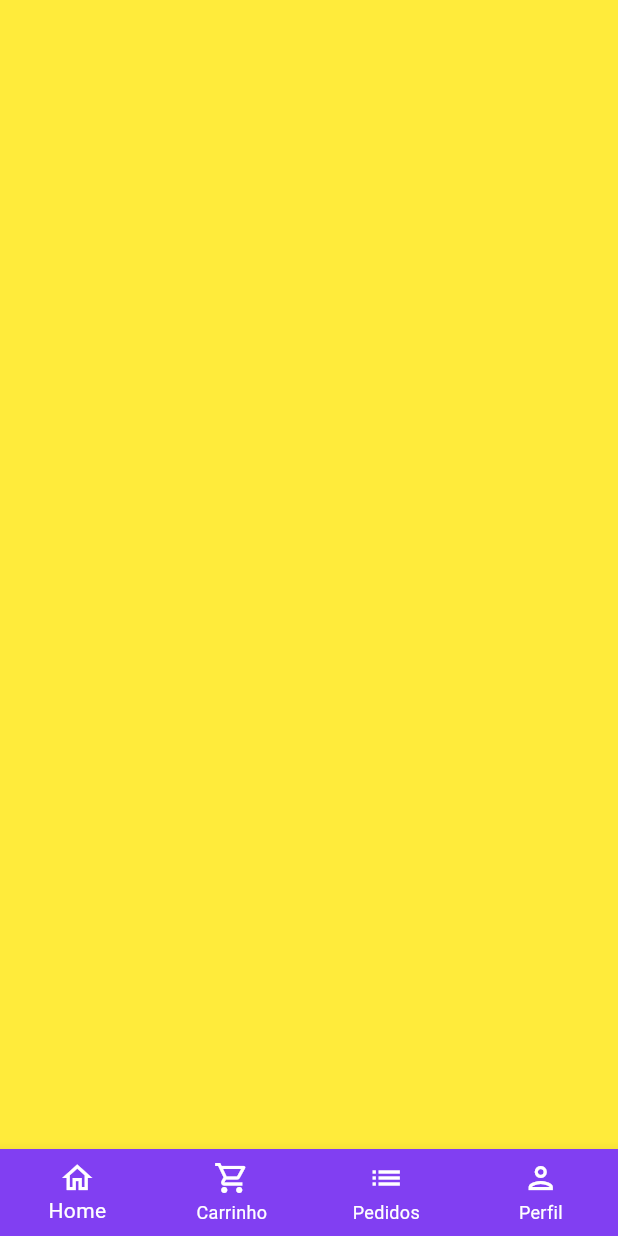
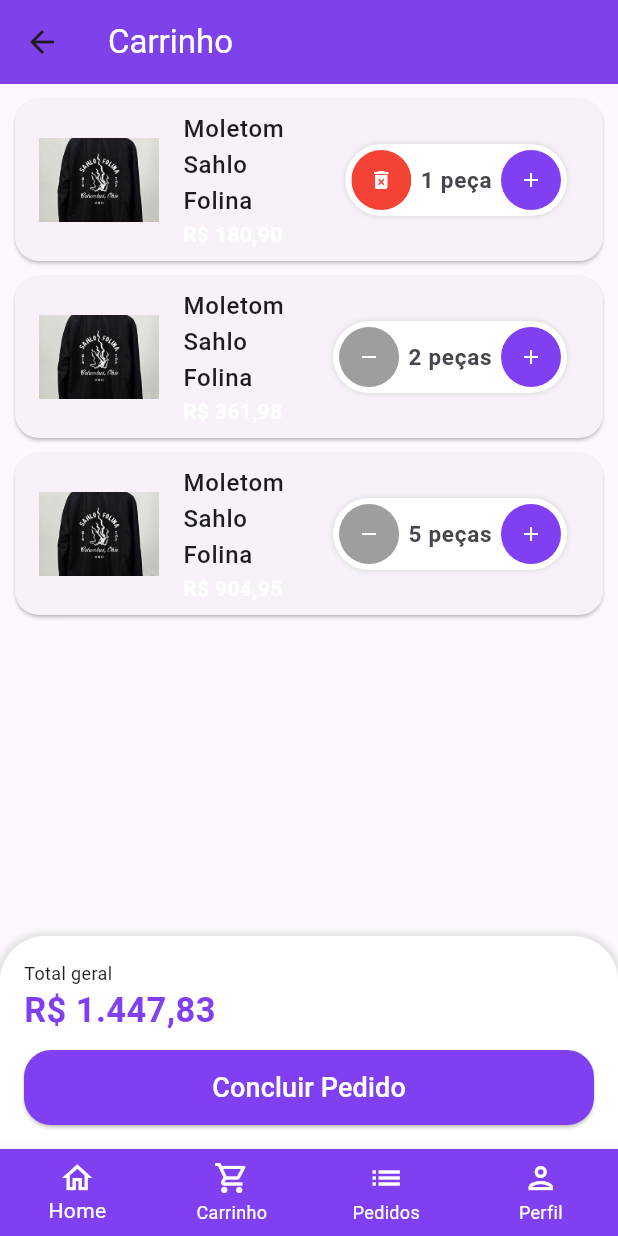
Before and after one commit to Lluis434/APP-Mobile-Catalogo-de-Produtos, a Flutter app: the BaseScreen screen opened directly, swiped to page 2, on a phone screen of 412 x 824 dp. Run offline on Flutter 3.47's test engine with Material 3 defaults, Android fonts, the light colour scheme and no system bars; our stand-ins replace animated_text_kit, flutter_dotenv.

Commit message:
Tela de Carrinho, necessário corrigir cor do preço

```diff
--- a/flutter_app/lib/src/config/app_data.dart
+++ b/flutter_app/lib/src/config/app_data.dart
@@ -1,3 +1,4 @@
+import 'package:catalogo_produtos/src/models/cart_item_model.dart';
 import 'package:catalogo_produtos/src/models/item_model.dart';
 
 final ItemModel moletom1 = ItemModel(
@@ -55,3 +56,17 @@ final List<String> categories = [
   'Sapatos',
   'Vestidos',
 ];
+List<CartItemModel> cartItems = [
+  CartItemModel(
+    item: moletom1,
+    quantity: 1,
+  ),
+  CartItemModel(
+    item: moletom2,
+    quantity: 2,
+  ),
+   CartItemModel(
+    item: moletom2,
+    quantity: 5,
+   ),
+];
--- /dev/null
+++ b/flutter_app/lib/src/models/cart_item_model.dart
@@ -0,0 +1,14 @@
+import 'package:flutter/material.dart';
+import 'package:catalogo_produtos/src/models/item_model.dart';
+
+
+class CartItemModel {
+  final ItemModel item;
+  int quantity;
+
+  CartItemModel({
+    required this.item,
+    required this.quantity,
+  });
+  totalPrice() => item.price * quantity;
+}
--- a/flutter_app/lib/src/pages/base/base_screen.dart
+++ b/flutter_app/lib/src/pages/base/base_screen.dart
@@ -1,3 +1,4 @@
+import 'package:catalogo_produtos/src/pages/cart/cart_tab.dart';
 import 'package:catalogo_produtos/src/pages/home/home_tab.dart';
 import 'package:flutter/material.dart';
 
@@ -19,8 +20,8 @@ class _BaseScreenState extends State<BaseScreen> {
         physics: const NeverScrollableScrollPhysics(),
         controller: pageController,
         children: [
-          HomeTab(),
-          Container(color: Colors.yellow,),
+          const HomeTab(),
+          CartTab(),
           Container(color: Colors.blue,),
           Container(color: Colors.purple,),
         ],
--- /dev/null
+++ b/flutter_app/lib/src/pages/cart/cart_tab.dart
@@ -0,0 +1,143 @@
+import 'package:flutter/material.dart';
+import 'package:catalogo_produtos/src/pages/commom_widgets/cart_tile.dart';
+import 'package:catalogo_produtos/src/services/utils_services.dart';
+import 'package:catalogo_produtos/src/config/custom_colors.dart';
+import 'package:catalogo_produtos/src/config/app_data.dart' as appData;
+import 'package:catalogo_produtos/src/models/cart_item_model.dart';
+
+class CartTab extends StatefulWidget {
+  const CartTab({Key? key}) : super(key: key);
+
+  @override
+  State<CartTab> createState() => _CartTabState();
+}
+
+class _CartTabState extends State<CartTab> {
+  final UtilsServices utilsServices = UtilsServices();
+
+  void removeItemFromCart(CartItemModel cartItem) {
+    setState(() {
+      appData.cartItems.remove(cartItem);
+    });
+  }
+
+  double cartTotalPrice() {
+    double total = 0;
+    for (var item in appData.cartItems) {
+      total += item.totalPrice();
+    }
+    return total;
+  }
+
+  @override
+  Widget build(BuildContext context) {
+    return Scaffold(
+      appBar: AppBar(
+        backgroundColor: Theme.of(context).primaryColor,
+        title: const Text(
+          'Carrinho',
+          style: TextStyle(color: Colors.white),
+        ),
+        elevation: 4, // sombra na AppBar
+      ),
+      body: Column(
+        children: [
+          Expanded(
+            child: ListView.builder(
+              itemCount: appData.cartItems.length,
+              itemBuilder: (_, index) {
+                return CartTile(
+                  cartItem: appData.cartItems[index],
+                  remove: removeItemFromCart,
+                );
+              },
+            ),
+          ),
+          Container(
+            padding: const EdgeInsets.all(16),
+            decoration: BoxDecoration(
+              color: Colors.white,
+              borderRadius: const BorderRadius.vertical(
+                top: Radius.circular(30),
+              ),
+              boxShadow: [
+                BoxShadow(
+                  color: Colors.grey.shade300,
+                  blurRadius: 3,
+                  spreadRadius: 2,
+                ),
+              ],
+            ),
+            child: Column(
+              crossAxisAlignment: CrossAxisAlignment.stretch,
+              children: [
+                const Text(
+                  'Total geral',
+                  style: TextStyle(fontSize: 12),
+                ),
+                Text(
+                  utilsServices.priceToCurrency(cartTotalPrice()),
+                  style: TextStyle(
+                    fontSize: 23,
+                    color: CustomColors.customSwatchColor,
+                    fontWeight: FontWeight.bold,
+                  ),
+                ),
+                const SizedBox(height: 10),
+                SizedBox(
+                  height: 50,
+                  child: ElevatedButton(
+                    style: ElevatedButton.styleFrom(
+                      backgroundColor: CustomColors.customSwatchColor,
+                      shape: RoundedRectangleBorder(
+                        borderRadius: BorderRadius.circular(18),
+                      ),
+                    ),
+                    onPressed: () async {
+                      bool? result = await showOrderConfirmation();
+                      print(result);
+                    },
+                    child: const Text(
+                      'Concluir Pedido',
+                      style: TextStyle(fontSize: 18, color: Colors.white),
+                    ),
+                  ),
+                ),
+              ],
+            ),
+          ),
+        ],
+      ),
+    );
+  }
+
+  Future<bool?> showOrderConfirmation() {
+    return showDialog<bool>(
+      context: context,
+      builder: (context) {
+        return AlertDialog(
+          shape: RoundedRectangleBorder(
+            borderRadius: BorderRadius.circular(20),
+          ),
+          title: const Text('Confirmação'),
+          content: const Text('Deseja realmente concluir o pedido?'),
+          actions: [
+            TextButton(
+              onPressed: () => Navigator.of(context).pop(false),
+              child: const Text('Não'),
+            ),
+            ElevatedButton(
+              style: ElevatedButton.styleFrom(
+                shape: RoundedRectangleBorder(
+                  borderRadius: BorderRadius.circular(20),
+                ),
+              ),
+              onPressed: () => Navigator.of(context).pop(true),
+              child: const Text('Sim'),
+            ),
+          ],
+        );
+      },
+    );
+  }
+}
--- /dev/null
+++ b/flutter_app/lib/src/pages/commom_widgets/cart_tile.dart
@@ -0,0 +1,76 @@
+import 'package:catalogo_produtos/src/config/custom_colors.dart';
+import 'package:catalogo_produtos/src/pages/commom_widgets/quantity_widget.dart';
+import 'package:catalogo_produtos/src/services/utils_services.dart';
+import 'package:flutter/material.dart';
+import 'package:catalogo_produtos/src/models/cart_item_model.dart';
+
+class CartTile extends StatefulWidget {
+  final CartItemModel cartItem;
+  final Function(CartItemModel) remove;
+
+  const CartTile({
+    Key? key,
+    required this.cartItem,
+    required this.remove,
+  }) : super(key: key);
+
+  @override
+  State<CartTile> createState() => _CartTileState();
+}
+
+class _CartTileState extends State<CartTile> {
+  final UtilsServices utilsServices = UtilsServices();
+
+  @override
+  Widget build(BuildContext context) {
+    return Card(
+      margin: const EdgeInsets.fromLTRB(10, 10, 10, 0),
+      shape: RoundedRectangleBorder(
+        borderRadius: BorderRadius.circular(16),
+      ),
+      child: ListTile(
+        // Imagem
+        leading: Image.asset(
+          widget.cartItem.item.imgUrl,
+          height: 80,
+          width: 80,
+          fit: BoxFit.cover,
+        ),
+
+        // Título
+        title: Text(
+          widget.cartItem.item.itemName,
+          style: const TextStyle(
+            fontWeight: FontWeight.w500,
+          ),
+        ),
+
+        // Total
+        subtitle: Text(
+          utilsServices.priceToCurrency(widget.cartItem.totalPrice()),
+          style: TextStyle(
+            color: CustomColors.customContrastColor,
+            fontWeight: FontWeight.bold,
+          ),
+        ),
+
+        // Quantidade
+        trailing: QuantityWidget(
+          suffixText: widget.cartItem.item.unit,
+          value: widget.cartItem.quantity,
+          result: (quantity) {
+            setState(() {
+              widget.cartItem.quantity = quantity;
+
+              if (quantity == 0) {
+                // Remover item do carrinho
+                widget.remove(widget.cartItem);
+              }
+            });
+          },
+          isRemovable: true,
+        ),
+      ),
+    );
+  }
+}
--- a/flutter_app/lib/src/pages/commom_widgets/quantity_widget.dart
+++ b/flutter_app/lib/src/pages/commom_widgets/quantity_widget.dart
@@ -6,6 +6,8 @@ class QuantityWidget extends StatelessWidget {
   final int value;
   final String suffixText;
   final Function(int quantity) result;
+  final bool isRemovable;
+
 
 
   const QuantityWidget({
@@ -13,6 +15,7 @@ class QuantityWidget extends StatelessWidget {
     required this.suffixText,
     required this.value,
     required this.result,
+    this.isRemovable = false,
     }) : super(key: key);
 
   @override
@@ -31,13 +34,15 @@ class QuantityWidget extends StatelessWidget {
         ],
       ),
       child: Row(
+        mainAxisSize: MainAxisSize.min,
         children: [
           _QuantityButton(
-            icon: Icons.remove,
-            color: Colors.grey,
+            icon:
+                !isRemovable || value > 1? Icons.remove : Icons.delete_forever,
+            color:!isRemovable || value > 1? Colors.grey : Colors.red,
             onPressed: () {
 
-              if(value == 1) return;
+              if(value == 1 && !isRemovable) return;
 
               int resultCount = value - 1;
 
```
